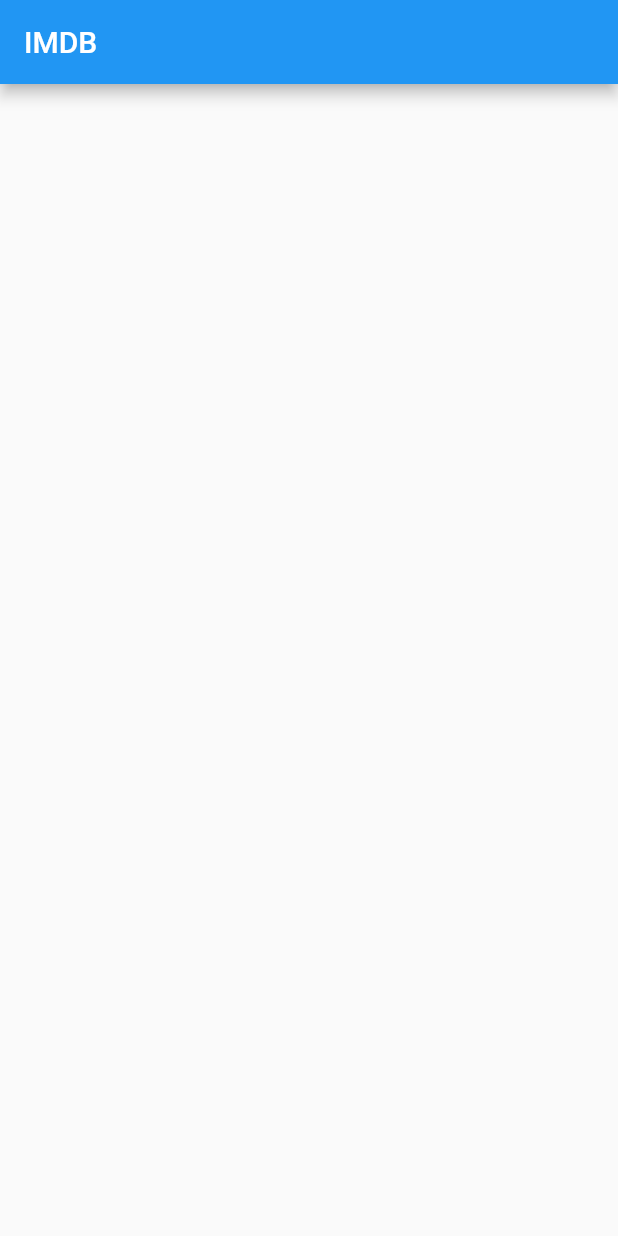
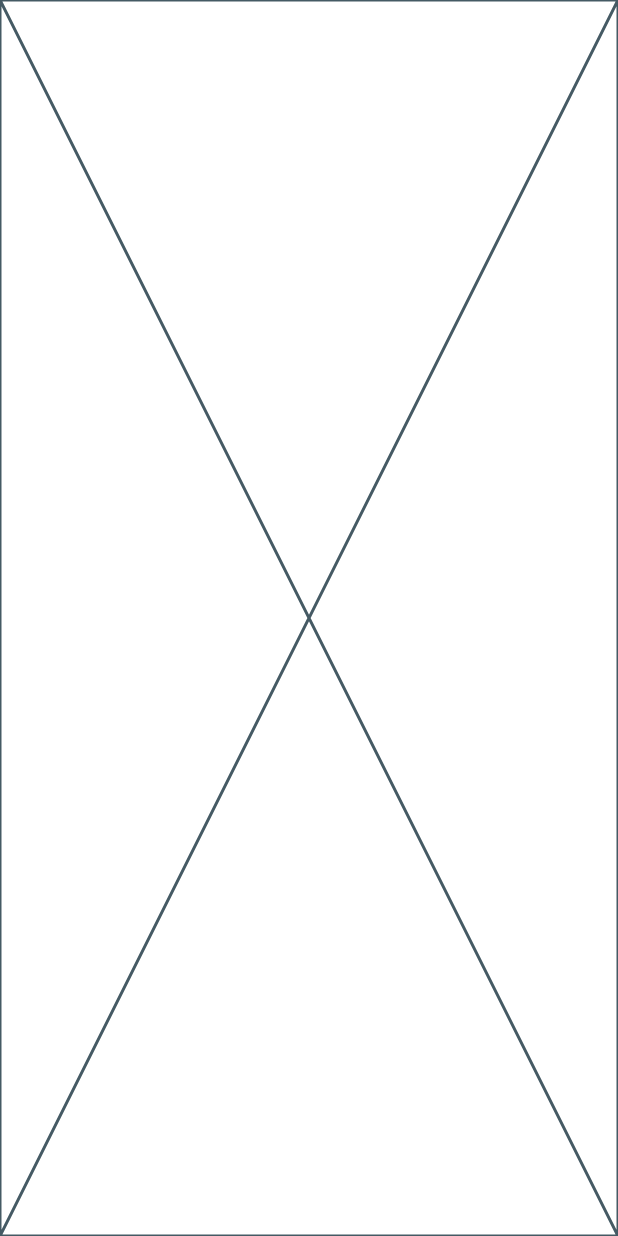
Before and after one commit to Sarbjyotsingh/flutter_imdb_app, a Flutter app: the screen it shows after launch, on a phone screen of 412 x 824 dp. Run offline on Flutter 3.47's test engine with Material 2 defaults, Android fonts, the phone set to English and light mode, and no system bars.

```diff
--- a/lib/main.dart
+++ b/lib/main.dart
@@ -1,4 +1,5 @@
 import 'package:flutter/material.dart';
+import 'package:flutter_imdb_app/views/screens/home_screens.dart';
 
 void main() {
   runApp(const MyApp());
@@ -15,28 +16,7 @@ class MyApp extends StatelessWidget {
       theme: ThemeData(
         primarySwatch: Colors.blue,
       ),
-      home: const MyHomePage(),
+      home: const HomeScreen(),
     );
   }
 }
-
-class MyHomePage extends StatefulWidget {
-  const MyHomePage({
-    super.key,
-  });
-
-  @override
-  State<MyHomePage> createState() => _MyHomePageState();
-}
-
-class _MyHomePageState extends State<MyHomePage> {
-  @override
-  Widget build(BuildContext context) {
-    return Scaffold(
-      appBar: AppBar(
-        title: const Text('IMDB'),
-      ),
-      body: Container(),
-    );
-  }
-}
--- /dev/null
+++ b/lib/utils/routes/routes_name.dart
@@ -0,0 +1,4 @@
+class RoutesName {
+  // Home Screen Route Name
+  static const String home = 'home_screen';
+}
--- /dev/null
+++ b/lib/views/screens/home_screens.dart
@@ -0,0 +1,15 @@
+import 'package:flutter/material.dart';
+
+class HomeScreen extends StatefulWidget {
+  const HomeScreen({Key? key}) : super(key: key);
+
+  @override
+  State<HomeScreen> createState() => _HomeScreenState();
+}
+
+class _HomeScreenState extends State<HomeScreen> {
+  @override
+  Widget build(BuildContext context) {
+    return const Placeholder();
+  }
+}
```
Also changed, not shown: lib/utils/routes/routes.dart (added, +22 -0 lines).
